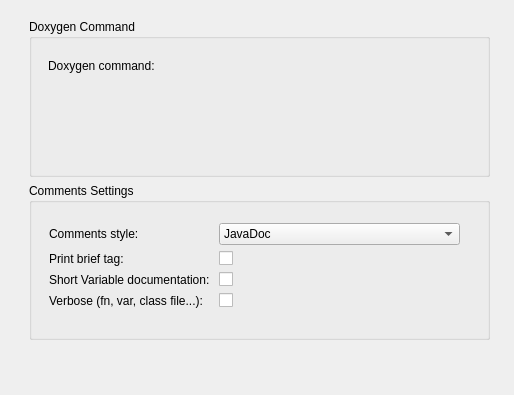
Above: doxygensettingswidget.ui from fpoussin/qtcreator-doxygen before the change. Below: the same form after it.
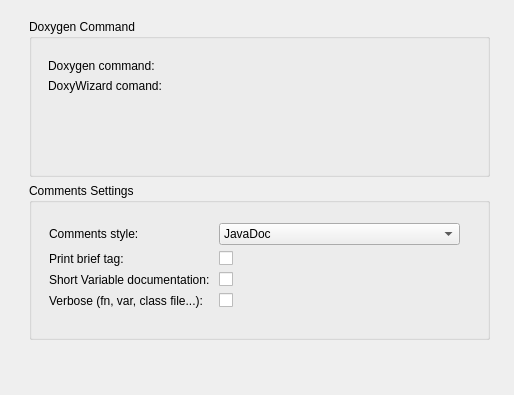
That is the form after the change. Custom widgets are drawn as their Qt base class.

```diff
--- a/doxygensettingswidget.ui
+++ b/doxygensettingswidget.ui
@@ -23,10 +23,19 @@
     </rect>
    </property>
    <layout class="QHBoxLayout" name="horizontalLayout">
+    <property name="sizeConstraint">
+     <enum>QLayout::SetNoConstraint</enum>
+    </property>
     <item>
      <layout class="QVBoxLayout" name="verticalLayout">
       <item>
        <widget class="QGroupBox" name="groupBox_2">
+        <property name="sizePolicy">
+         <sizepolicy hsizetype="Expanding" vsizetype="Preferred">
+          <horstretch>0</horstretch>
+          <verstretch>0</verstretch>
+         </sizepolicy>
+        </property>
         <property name="title">
          <string>Doxygen Command</string>
         </property>
@@ -48,7 +57,17 @@
            </widget>
           </item>
           <item row="0" column="1">
-           <widget class="Utils::PathChooser" name="pathChooser" native="true"/>
+           <widget class="Utils::PathChooser" name="pathChooser_doxygen" native="true"/>
+          </item>
+          <item row="1" column="0">
+           <widget class="QLabel" name="label_6">
+            <property name="text">
+             <string>DoxyWizard comand:</string>
+            </property>
+           </widget>
+          </item>
+          <item row="1" column="1">
+           <widget class="Utils::PathChooser" name="pathChooser_wizard" native="true"/>
           </item>
          </layout>
         </widget>
```
Left out of the diff: 6 changed lines with no effect on the pictures.
